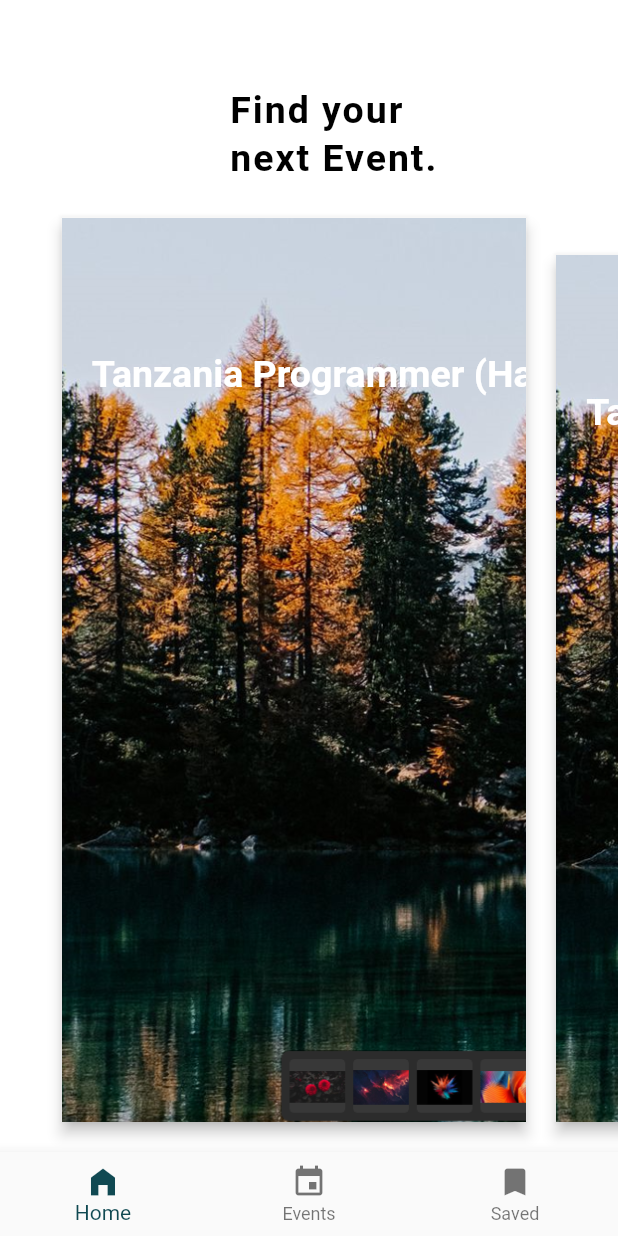
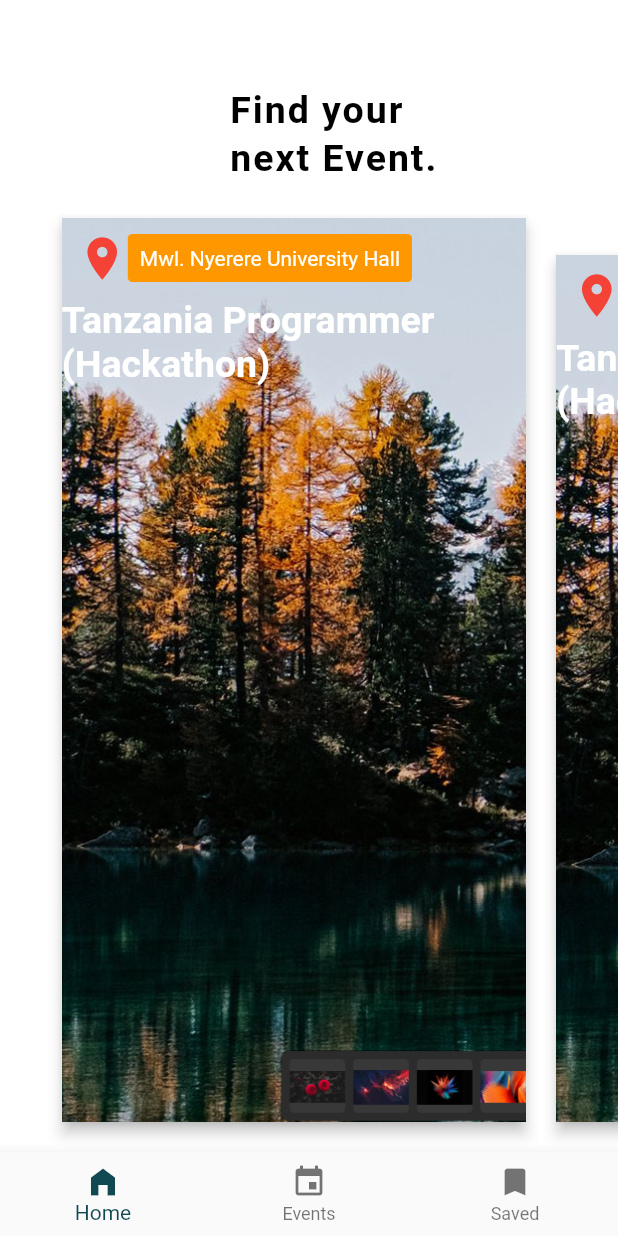
Before and after one commit to Josiahmpokera/SAIBA_Conference-Application, a Flutter app: the screen it shows after launch, on a phone screen of 412 x 824 dp. Run offline on Flutter 3.47's test engine with Material 2 defaults, Android fonts, the phone set to English and light mode, and no system bars.

Commit message:
Update the home screen

```diff
--- a/lib/home/MainSaveScreen.dart
+++ b/lib/home/MainSaveScreen.dart
@@ -106,13 +106,39 @@ class _PageViewWidgetState extends State<PageViewWidget> {
                 children: <Widget>[
                   Image.asset('assets/shot.png',
                     width: MediaQuery.of(context).size.width, fit: BoxFit.cover,),
-                  const Positioned(
-                    top: 90,
-                    left: 20,
-                    child: Expanded(
-                        child: Text("Tanzania Programmer (Hackathon)", style: TextStyle(color: Colors.white, fontSize: 25, fontWeight: FontWeight.bold),),
-                    )
-                  )
+                   AnimatedOpacity(
+                       opacity: angle == 0?1:0,
+                       duration: const Duration(microseconds: 1700),
+                     child:  Positioned(
+                       top: 90,
+                       left: 20,
+                        child: Column(
+                          children: [
+                            Container(
+                              margin: EdgeInsets.all(10),
+                              child: Row(
+                                children: [
+                                  Icon(Icons.location_on, color: Colors.red, size: 34,),
+                                  Container(
+                                    decoration: BoxDecoration(
+                                      borderRadius: BorderRadius.circular(3),
+                                      color: Colors.orange
+                                    ),
+                                    child: const Padding(
+                                      padding: const EdgeInsets.all(8.0),
+                                      child: Text("Mwl. Nyerere University Hall", style: TextStyle(color: Colors.white),),
+                                    ),
+                                  ),
+                                ],
+                              ),
+                            ),
+                            Expanded(
+                              child: Text("Tanzania Programmer (Hackathon)", style: TextStyle(color: Colors.white, fontSize: 25, fontWeight: FontWeight.bold),),
+                            )
+                          ],
+                        ),
+                   ),
+                   ),
                 ],
               ),
             ),
```
